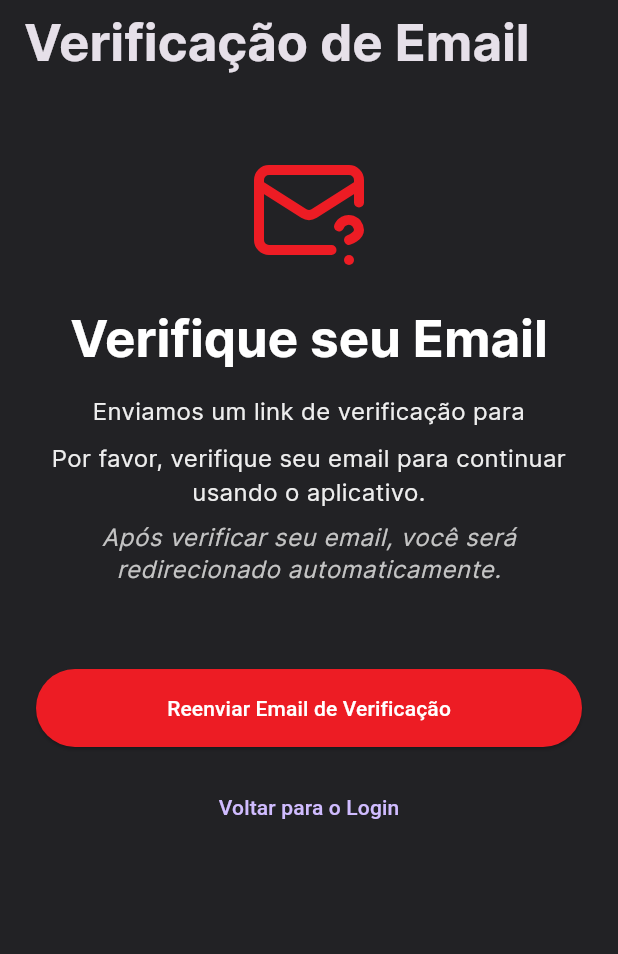
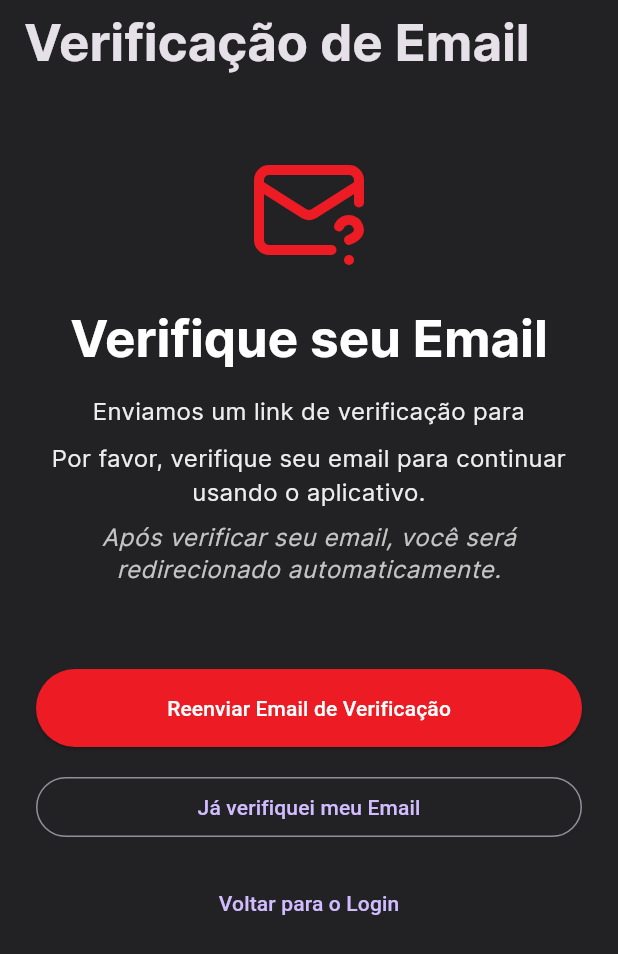
Before and after one commit to Murilo-Carazato/vitalink, a Flutter app: the EmailVerificationPage screen opened by its route, on a phone screen of 412 x 824 dp. Shown: the top 954 px of the screen. Run offline on Flutter 3.47's test engine with Material 3 defaults, Android fonts, the phone set to English and light mode, and no system bars; our stand-ins replace app_links, brasil_fields, carousel_slider, firebase_auth, firebase_core, firebase_messaging and 11 more; missing offline and left inert: add_2_calendar; accounts and stored records are empty; project files that could hold a hidden picture were left out.

Commit message:
fix(mobile): melhorar UX de verificação de email

```diff
--- a/mobile/lib/src/pages/email_verification_page.dart
+++ b/mobile/lib/src/pages/email_verification_page.dart
@@ -1,7 +1,6 @@
 import 'package:flutter/material.dart';
 import 'package:lucide_icons/lucide_icons.dart';
 import 'package:provider/provider.dart';
-import 'dart:async';
 import 'package:vitalink/services/helpers/http_client.dart';
 import 'package:vitalink/services/stores/auth_store.dart';
 import 'package:vitalink/services/stores/user_store.dart';
@@ -27,22 +26,14 @@ class _EmailVerificationPageState extends State<EmailVerificationPage> {
   bool _isLoading = false;
   String? _errorMessage;
   String? _successMessage;
-  Timer? _verificationCheckTimer;
 
   @override
   void initState() {
     super.initState();
-    // Iniciar o timer para verificar o status do email a cada 5 segundos
-    _verificationCheckTimer = Timer.periodic(const Duration(seconds: 5), (_) {
-      _checkEmailVerificationStatus();
-    });
+
   }
 
-  @override
-  void dispose() {
-    _verificationCheckTimer?.cancel();
-    super.dispose();
-  }
+
 
   Future<void> _checkEmailVerificationStatus() async {
     try {
@@ -53,10 +44,7 @@ class _EmailVerificationPageState extends State<EmailVerificationPage> {
       final result = await authStore.checkEmailVerificationStatus(email: widget.email);
 
       if (result['email_verified'] == true) {
-        // Email verificado, redirecionar para a página principal
-        _verificationCheckTimer?.cancel();
-
-        // Carregar os dados do usuário e navegar
+        // Email verificado, carregar os dados do usuário e navegar
         final userStore = Provider.of<UserStore>(context, listen: false);
         await userStore.loadCurrentUser();
 
@@ -84,6 +72,8 @@ class _EmailVerificationPageState extends State<EmailVerificationPage> {
           'email': widget.email,
         },
       );
+
+      print(response.body);
 
       if (response.statusCode == 200) {
         setState(() {
@@ -214,6 +204,15 @@ class _EmailVerificationPageState extends State<EmailVerificationPage> {
 
               const SizedBox(height: 16),
 
+              SizedBox(
+                width: double.infinity,
+                child: OutlinedButton(
+                  onPressed: _isLoading ? null : _checkEmailVerificationStatus,
+                  child: const Text('Já verifiquei meu Email'),
+                ),
+              ),
+              const SizedBox(height: 16),
+
               TextButton(
                 onPressed: _goBackToLogin,
                 child: const Text('Voltar para o Login'),
```
